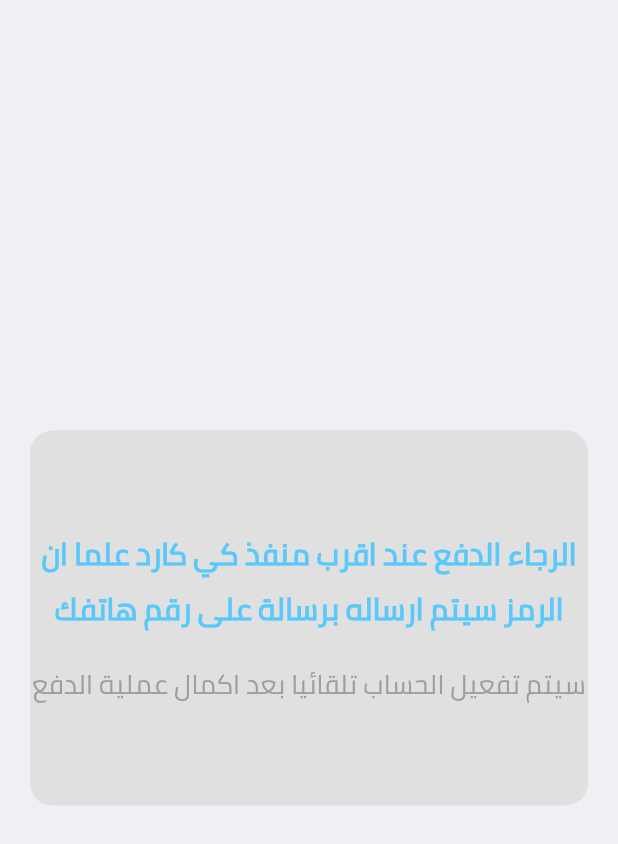
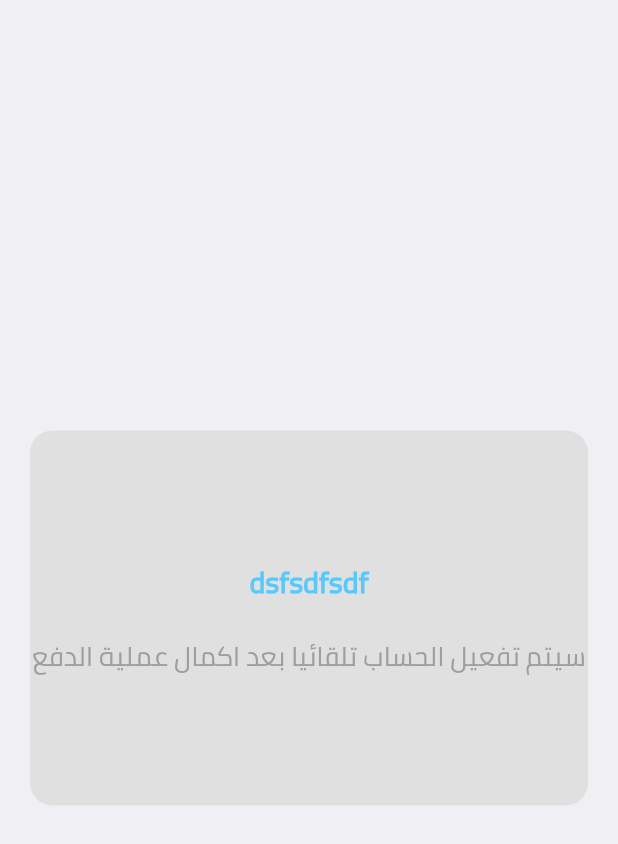
Before and after one commit to hasanhamid96/your_services, a Flutter app: the WatingApprovelScreen screen opened directly, on a phone screen of 412 x 824 dp. Shown: the top 844 px of the screen. Run offline on Flutter 3.47's test engine with Material 2 defaults, Android fonts, the phone set to English and light mode, and no system bars; our stand-ins replace cached_network_image, carousel_pro, chewie, device_info, file_picker, flushbar and 11 more; missing offline and left inert: nice_button, onesignal_flutter; accounts and stored records are empty; network calls fail.

Commit message:
some changes

```diff
--- a/lib/main.dart
+++ b/lib/main.dart
@@ -152,6 +152,8 @@ class _SplashScreenState extends State<SplashScreen> {
   void initState() {
     super.initState();
     final userPro = Provider.of<UserProvider>(context, listen: false);
+    print(
+        'approvalapprovalapprovalapproval ${Provider.of<UserProvider>(context, listen: false).approval}');
     userPro.checkLogin();
     initializePlayer(userPro);
   }
--- a/lib/screens/auth/waiting_Approvel_screen.dart
+++ b/lib/screens/auth/waiting_Approvel_screen.dart
@@ -27,7 +27,8 @@ class _WatingApprovelScreenState extends State<WatingApprovelScreen>
   @override
   void didChangeAppLifecycleState(AppLifecycleState state) {
     if (state == AppLifecycleState.resumed)
-      Provider.of<UserProvider>(context, listen: false).userSubscrption(id: 1);
+      Provider.of<UserProvider>(context, listen: false)
+          .userSubscrption(id: widget.id);
     print('dadadadadada');
     print('${Provider.of<UserProvider>(context, listen: false).approval}');
     if (Provider.of<UserProvider>(context, listen: false).approval == '1') {
@@ -41,6 +42,7 @@ class _WatingApprovelScreenState extends State<WatingApprovelScreen>
 
   @override
   Widget build(BuildContext context) {
+    final userPro = Provider.of<UserProvider>(context, listen: false);
     return Scaffold(
       body: Center(
         child: Padding(
@@ -57,7 +59,9 @@ class _WatingApprovelScreenState extends State<WatingApprovelScreen>
               crossAxisAlignment: CrossAxisAlignment.center,
               children: [
                 new Text(
-                  'الرجاء الدفع عند اقرب منفذ كي كارد علما ان الرمز سيتم ارساله برسالة على رقم هاتفك',
+                  userPro.subscrptionId != null
+                      ? 'الرجاء الدفع عند اقرب منفذ كي كارد علما ان الرمز سيتم ارساله برسالة على رقم هاتفك'
+                      : 'dsfsdfsdf',
                   textDirection: TextDirection.rtl,
                   textAlign: TextAlign.center,
                   style: TextStyle(
```
Also changed, not shown: lib/providers/user.dart (+28 -39 lines), lib/screens/auth/LogScreen.dart (+12 -5 lines), lib/screens/auth/subscription.dart (+20 -22 lines).
